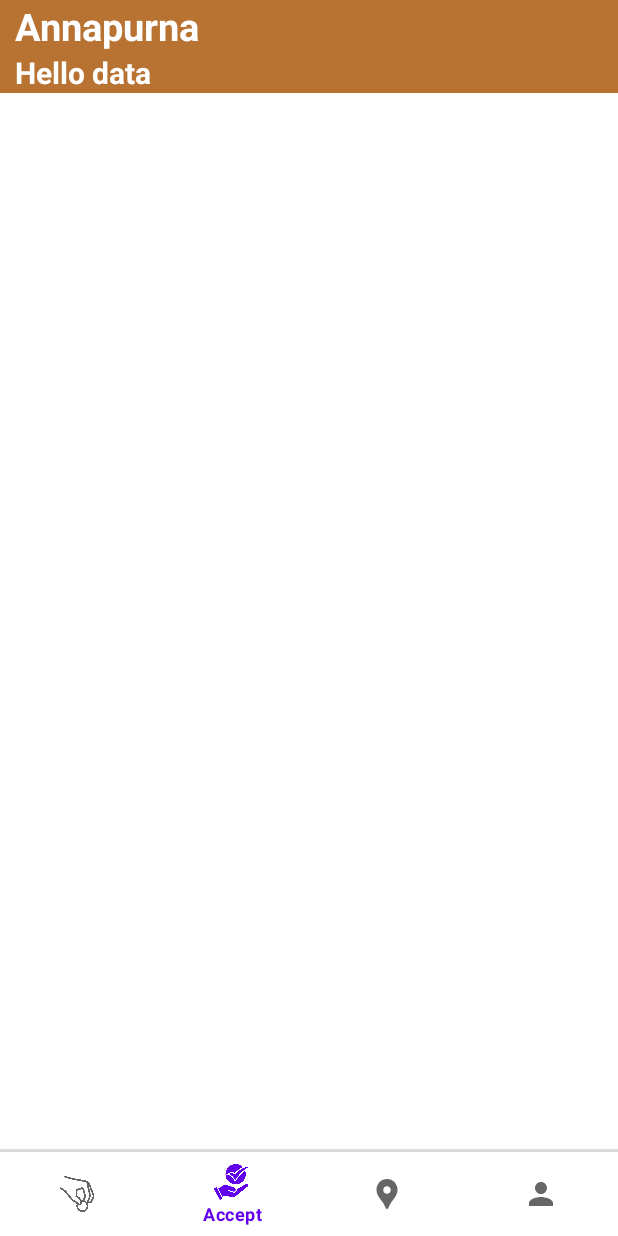
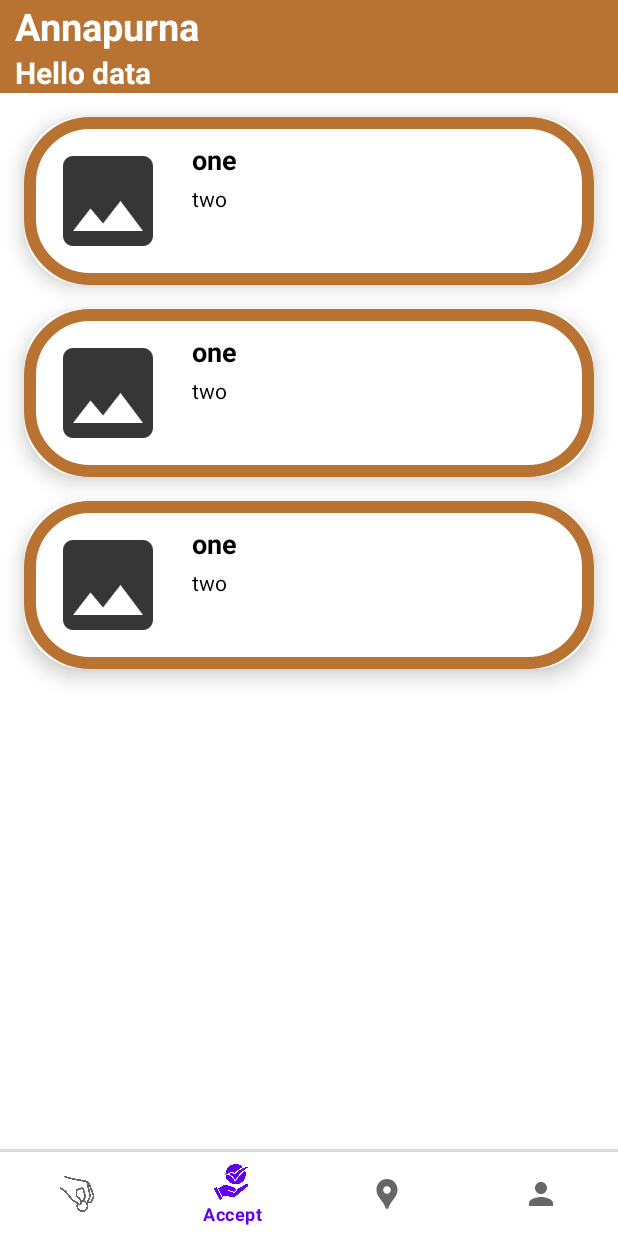
Before and after one commit to shreyagargg/annapurna-food-charity-app, an Android app: the screen it shows after launch once a user with an empty profile is signed in (MainActivity), item 2 of the bottom bar chosen, on a phone screen of 412 x 824 dp. Run offline under Robolectric (Android 15) with nearby library versions, the phone set to English and light mode, and no system bars; our stand-ins replace Firebase (no records; nobody signed in at launch, a user with empty details on screens opened directly); 2 statements that could not run were skipped.

Commit message:
receiver doneeeee <3

```diff
--- a/app/src/main/java/com/example/annpurna/ReceiverFragment.kt
+++ b/app/src/main/java/com/example/annpurna/ReceiverFragment.kt
@@ -1,59 +1,86 @@
 package com.example.annpurna
 
 import android.os.Bundle
-import androidx.fragment.app.Fragment
 import android.view.LayoutInflater
 import android.view.View
 import android.view.ViewGroup
+import android.widget.TextView
+import android.widget.Toast
+import androidx.fragment.app.Fragment
+import androidx.recyclerview.widget.LinearLayoutManager
+import androidx.recyclerview.widget.RecyclerView
+import com.google.firebase.database.*
 
-// TODO: Rename parameter arguments, choose names that match
-// the fragment initialization parameters, e.g. ARG_ITEM_NUMBER
-private const val ARG_PARAM1 = "param1"
-private const val ARG_PARAM2 = "param2"
+class ReceiverFragment : Fragment() {
 
-/**
- * A simple [Fragment] subclass.
- * Use the [ReceiverFragment.newInstance] factory method to
- * create an instance of this fragment.
- */
-class ReceiverFragment : Fragment() {
-    // TODO: Rename and change types of parameters
-    private var param1: String? = null
-    private var param2: String? = null
+    private lateinit var database: DatabaseReference
+
+    private lateinit var recyclerView: RecyclerView
+    private lateinit var recieverAdapter: ReceiverAdapter
+    private var recieverList: ArrayList<ReceiverModel> = ArrayList()
 
     override fun onCreate(savedInstanceState: Bundle?) {
         super.onCreate(savedInstanceState)
-        arguments?.let {
-            param1 = it.getString(ARG_PARAM1)
-            param2 = it.getString(ARG_PARAM2)
-        }
+        database = FirebaseDatabase.getInstance().reference
+        fetchData()
+    }
+
+    private fun fetchData() {
+        val donationsRef = database.child("Donations")
+
+        // Attach a listener to read the data
+        donationsRef.addValueEventListener(object : ValueEventListener {
+            override fun onDataChange(snapshot: DataSnapshot) {
+                if (snapshot.exists()) {
+                    // Parse the data
+                    for (userSnapshot in snapshot.children) {
+                        val user = userSnapshot.getValue(ReceiverModel::class.java)
+                        if (user != null) {
+                            recieverList.add(ReceiverModel("User: ${user.name}", "Age: ${user.description}"))
+                            recieverAdapter.notifyItemInserted(recieverList.size - 1)
+                        // Empty fields for the new form
+
+                            // Display fetched data
+//                            Toast.makeText(requireContext(), "User: ${user.name}, Age: ${user.description}", Toast.LENGTH_SHORT).show()
+                        }
+                    }
+                } else {
+                    Toast.makeText(requireContext(), "No data available", Toast.LENGTH_SHORT).show()
+                }
+            }
+
+            override fun onCancelled(error: DatabaseError) {
+                // Handle error
+                Toast.makeText(requireContext(), "Failed to read value.", Toast.LENGTH_SHORT).show()
+            }
+        })
     }
 
     override fun onCreateView(
         inflater: LayoutInflater, container: ViewGroup?,
         savedInstanceState: Bundle?
     ): View? {
-        // Inflate the layout for this fragment
-        return inflater.inflate(R.layout.fragment_receiver, container, false)
-    }
+        val view = inflater.inflate(R.layout.fragment_receiver, container, false)
 
-    companion object {
-        /**
-         * Use this factory method to create a new instance of
-         * this fragment using the provided parameters.
-         *
-         * @param param1 Parameter 1.
-         * @param param2 Parameter 2.
-         * @return A new instance of fragment ReceiverFragment.
-         */
-        // TODO: Rename and change types and number of parameters
-        @JvmStatic
-        fun newInstance(param1: String, param2: String) =
-            ReceiverFragment().apply {
-                arguments = Bundle().apply {
-                    putString(ARG_PARAM1, param1)
-                    putString(ARG_PARAM2, param2)
-                }
-            }
+        recyclerView = view.findViewById(R.id.item_list)
+//        val name = view.findViewById<TextView>(R.id.name)
+//        val desc = view.findViewById<TextView>(R.id.name)
+//        addMoreButton = view.findViewById(R.id.addMore)
+//        donateButton = view.findViewById(R.id.donate)
+
+        // Set up RecyclerView
+        recyclerView.layoutManager = LinearLayoutManager(activity)
+        recieverAdapter = ReceiverAdapter(recieverList)
+        recyclerView.adapter = recieverAdapter
+
+        recieverList.add(ReceiverModel("one", "two")) // Empty fields for the new form
+        recieverList.add(ReceiverModel("one", "two")) // Empty fields for the new form
+        recieverList.add(ReceiverModel("one", "two")) // Empty fields for the new form
+        recieverAdapter.notifyItemInserted(recieverList.size - 1)
+        Toast.makeText(requireContext(), "Accept", Toast.LENGTH_SHORT).show()
+
+
+
+        return view
     }
 }
--- /dev/null
+++ b/app/src/main/java/com/example/annpurna/ReceiverModel.kt
@@ -0,0 +1,58 @@
+package com.example.annpurna
+
+import android.view.LayoutInflater
+import android.view.View
+import android.view.ViewGroup
+import android.widget.TextView
+import androidx.recyclerview.widget.RecyclerView
+
+
+data class ReceiverModel(
+    var name: String = "",
+    var description: String = ""
+)
+
+class ReceiverAdapter(private val receiverList: ArrayList<ReceiverModel>) :
+RecyclerView.Adapter<ReceiverAdapter.RecieverViewHolder>() {
+
+    override fun onCreateViewHolder(parent: ViewGroup, viewType: Int): RecieverViewHolder {
+        val view = LayoutInflater.from(parent.context)
+            .inflate(R.layout.item_card, parent, false)
+        return RecieverViewHolder(view)
+    }
+
+    override fun onBindViewHolder(holder: RecieverViewHolder, position: Int) {
+        val receiver = receiverList[position]
+
+        // Set the data into the UI components
+        holder.itemname.setText(receiver.name)
+        holder.desc.setText(receiver.description)
+//        holder.expEditText.setText(donor.date)
+//        holder.quantityEditText.setText(donor.quantity)
+
+        // Add TextChangedListeners to update donor object when the user types something
+//        holder.itemname.addTextChangedListener { text ->
+//            reciever.name = text.toString()
+//        }
+//        holder.desc.addTextChangedListener { text ->
+//            reciever.description = text.toString()
+//        }
+//        holder.expEditText.addTextChangedListener { text ->
+//            donor.date = text.toString()
+//        }
+//        holder.quantityEditText.addTextChangedListener { text ->
+//            donor.quantity = text.toString()
+//        }
+    }
+
+    override fun getItemCount(): Int {
+        return receiverList.size
+    }
+
+    inner class RecieverViewHolder(view: View) : RecyclerView.ViewHolder(view) {
+        val itemname: TextView = view.findViewById(R.id.item_name)
+        val desc: TextView = view.findViewById(R.id.item_details)
+//        val expEditText: EditText = view.findViewById(R.id.exp)
+//        val quantityEditText: EditText = view.findViewById(R.id.quantity)
+    }
+}
--- a/gradle/libs.versions.toml
+++ b/gradle/libs.versions.toml
@@ -18,6 +18,7 @@ firebaseStorageKtx = "21.0.1"
 firebaseStorage = "21.0.1"
 cardview = "1.0.0"
 opencsv = "5.9"
+firebaseFirestoreKtx = "25.1.1"
 
 [libraries]
 androidx-core-ktx = { group = "androidx.core", name = "core-ktx", version.ref = "coreKtx" }
@@ -36,6 +37,7 @@ firebase-storage-ktx = { group = "com.google.firebase", name = "firebase-storage
 firebase-storage = { group = "com.google.firebase", name = "firebase-storage", version.ref = "firebaseStorage" }
 androidx-cardview = { group = "androidx.cardview", name = "cardview", version.ref = "cardview" }
 opencsv = { module = "com.opencsv:opencsv", version.ref = "opencsv" }
+firebase-firestore-ktx = { group = "com.google.firebase", name = "firebase-firestore-ktx", version.ref = "firebaseFirestoreKtx" }
 
 [plugins]
 android-application = { id = "com.android.application", version.ref = "agp" }
```
